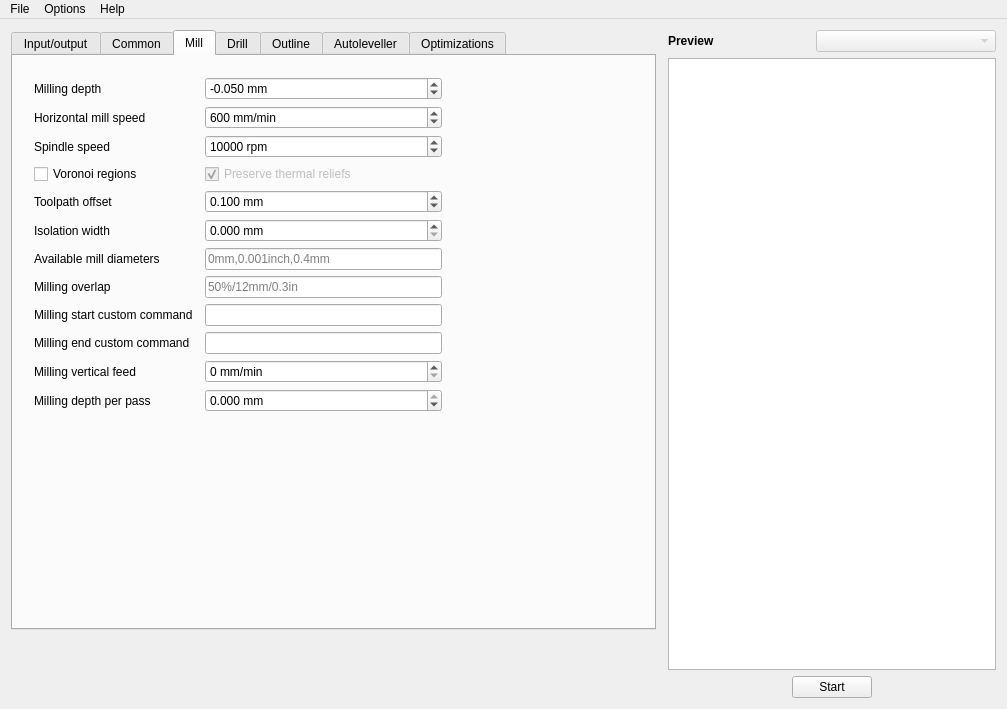
pcb2gcode/pcb2gcodeGUI, file mainwindow.ui: the form before one commit.
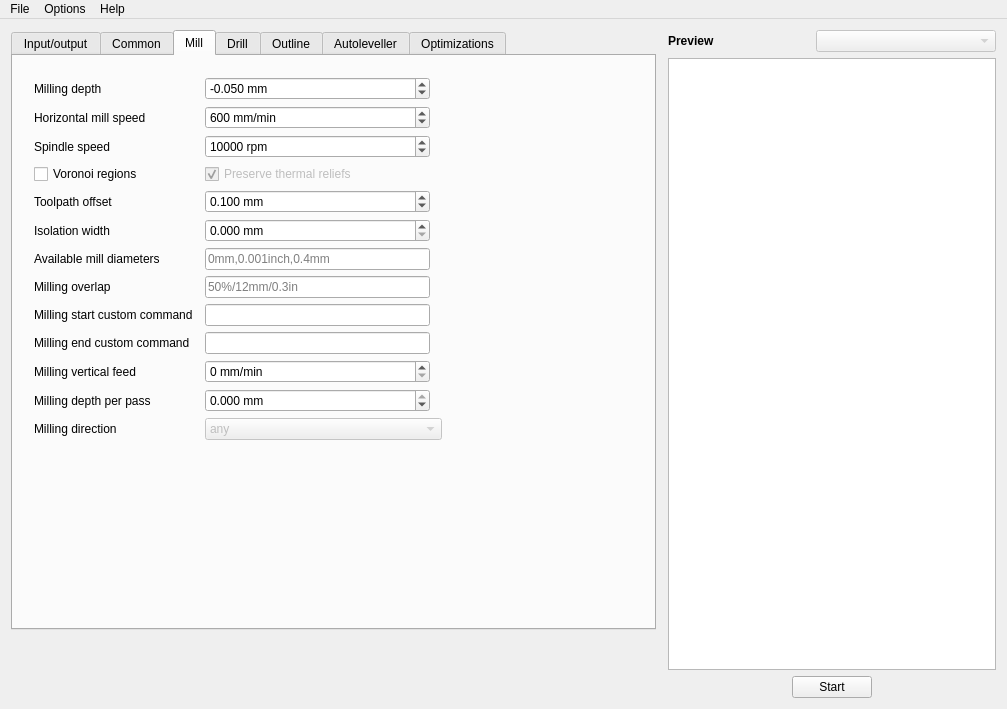
The form after the commit. The open tabs and pages were chosen to show the change.

Commit message: Add --mill-feed-direction

```diff
--- a/mainwindow.ui
+++ b/mainwindow.ui
@@ -1418,6 +1418,44 @@
              </property>
             </widget>
            </item>
+           <item row="12" column="0">
+            <widget class="QLabel" name="millingdirectionLabel">
+             <property name="toolTip">
+              <string>&lt;html&gt;&lt;head/&gt;&lt;body&gt;&lt;p&gt;&lt;span style=&quot; font-style:italic;&quot;&gt;--mill-feed-direction&lt;/span&gt;&lt;/p&gt;&lt;p&gt;In which direction should all milling occur. Can't use it together with tsp-2opt optimization&lt;/p&gt;&lt;/body&gt;&lt;/html&gt;</string>
+             </property>
+             <property name="text">
+              <string>Milling direction</string>
+             </property>
+             <property name="buddy">
+              <cstring>millingdirectionComboBox</cstring>
+             </property>
+            </widget>
+           </item>
+           <item row="12" column="1" colspan="2">
+            <widget class="QComboBox" name="millingdirectionComboBox">
+             <property name="toolTip">
+              <string>&lt;html&gt;&lt;head/&gt;&lt;body&gt;&lt;p&gt;&lt;span style=&quot; font-style:italic;&quot;&gt;--mill-feed-direction&lt;/span&gt;&lt;/p&gt;&lt;p&gt;In which direction should all milling occur. Can't use it together with tsp-2opt optimization&lt;/p&gt;&lt;/body&gt;&lt;/html&gt;</string>
+             </property>
+             <property name="enabled">
+              <bool>false</bool>
+             </property>
+             <item>
+              <property name="text">
+               <string>any</string>
+              </property>
+             </item>
+             <item>
+              <property name="text">
+               <string>clockwise</string>
+              </property>
+             </item>
+             <item>
+              <property name="text">
+               <string>anticlockwise</string>
+              </property>
+             </item>
+            </widget>
+           </item>
            <item row="15" column="0" colspan="2">
             <spacer name="verticalSpacer_3">
              <property name="orientation">
```
Left out of the diff: 1 changed line with no effect on the pictures. The commit also changes 2 other files.
